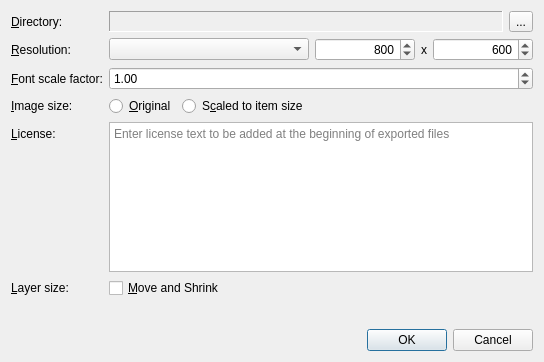
This is src/apps/psdexporter/exportdialog.ui in signal-slot/qtpsd as Qt 5 draws it before an edit. The edited form follows.
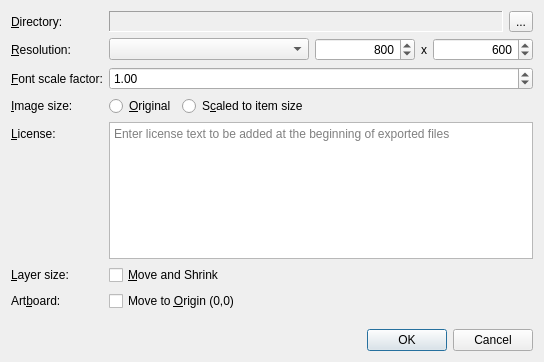
This is the edited form.

Commit message:
Fix Figma artboard positioning and add artboardToOrigin export option
Figma top-level frames had empty rect(), causing all artboards to
collapse to (0,0) with anchors.fill on export. Now computeBaseRect()
falls back to artboardRect() for folders, preserving original design
positions. Artboard backgrounds use folder-relative coordinates.

Add artboardToOrigin option (ExportConfig, CLI --artboard-to-origin,
ExportDialog checkbox) that shifts artboards to origin and sizes the
canvas to their bounding box.

Patch:
```diff
--- a/src/apps/psdexporter/exportdialog.ui
+++ b/src/apps/psdexporter/exportdialog.ui
@@ -253,6 +253,23 @@
        </property>
       </widget>
      </item>
+     <item row="6" column="0">
+      <widget class="QLabel" name="label_8">
+       <property name="text">
+        <string>Art&amp;board:</string>
+       </property>
+       <property name="buddy">
+        <cstring>artboardToOrigin</cstring>
+       </property>
+      </widget>
+     </item>
+     <item row="6" column="1">
+      <widget class="QCheckBox" name="artboardToOrigin">
+       <property name="text">
+        <string>Move to &amp;Origin (0,0)</string>
+       </property>
+      </widget>
+     </item>
     </layout>
    </item>
    <item>
```
The commit also changes 32 other files.
